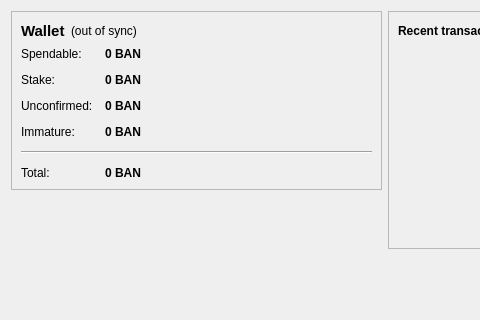
This is src/qt/forms/overviewpage.ui in Bitspender/h5 as Qt 5 draws it before an edit; both pictures show x 0 to 480 and y 0 to 320 of the 770 by 487 pixel window. The edited form follows.
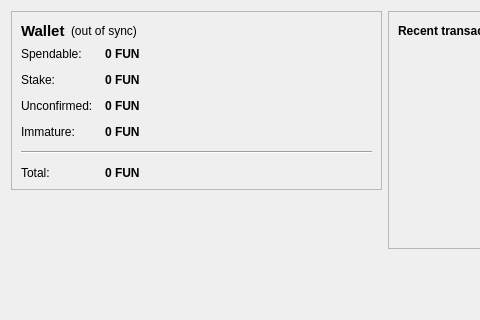
This is the edited form. Icons and pictures are not drawn.

What changed in the file:
```diff
--- a/src/qt/forms/overviewpage.ui
+++ b/src/qt/forms/overviewpage.ui
@@ -105,7 +105,7 @@
              <string>Your current spendable balance</string>
             </property>
             <property name="text">
-             <string notr="true">0 BAN</string>
+             <string notr="true">0 FUN</string>
             </property>
             <property name="textInteractionFlags">
              <set>Qt::LinksAccessibleByMouse|Qt::TextSelectableByKeyboard|Qt::TextSelectableByMouse</set>
@@ -134,7 +134,7 @@
              <string>Total of coins that was staked, and do not yet count toward the current balance</string>
             </property>
             <property name="text">
-             <string notr="true">0 BAN</string>
+             <string notr="true">0 FUN</string>
             </property>
             <property name="textInteractionFlags">
              <set>Qt::LinksAccessibleByMouse|Qt::TextSelectableByKeyboard|Qt::TextSelectableByMouse</set>
@@ -163,7 +163,7 @@
              <string>Total of transactions that have yet to be confirmed, and do not yet count toward the current balance</string>
             </property>
             <property name="text">
-             <string notr="true">0 BAN</string>
+             <string notr="true">0 FUN</string>
             </property>
             <property name="textInteractionFlags">
              <set>Qt::LinksAccessibleByMouse|Qt::TextSelectableByKeyboard|Qt::TextSelectableByMouse</set>
@@ -189,7 +189,7 @@
              <string>Mined balance that has not yet matured</string>
             </property>
             <property name="text">
-             <string notr="true">0 BAN</string>
+             <string notr="true">0 FUN</string>
             </property>
             <property name="textInteractionFlags">
              <set>Qt::LinksAccessibleByMouse|Qt::TextSelectableByKeyboard|Qt::TextSelectableByMouse</set>
@@ -225,7 +225,7 @@
              <string>Your current total balance</string>
             </property>
             <property name="text">
-             <string notr="true">0 BAN</string>
+             <string notr="true">0 FUN</string>
             </property>
             <property name="textInteractionFlags">
              <set>Qt::LinksAccessibleByMouse|Qt::TextSelectableByKeyboard|Qt::TextSelectableByMouse</set>
```
Left out of the diff: 4 changed lines with no effect on the pictures.
